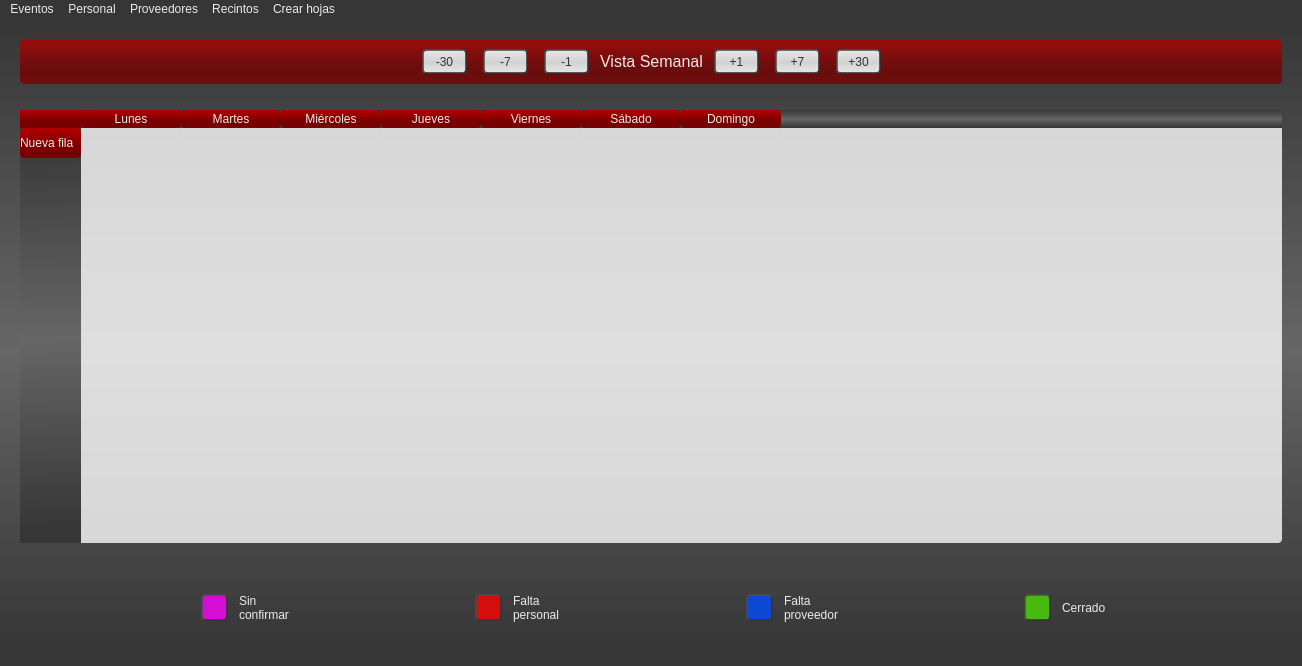
Aleph1981/elaleph, file elaleph/menuprincipal_ui.ui: the form before one commit.
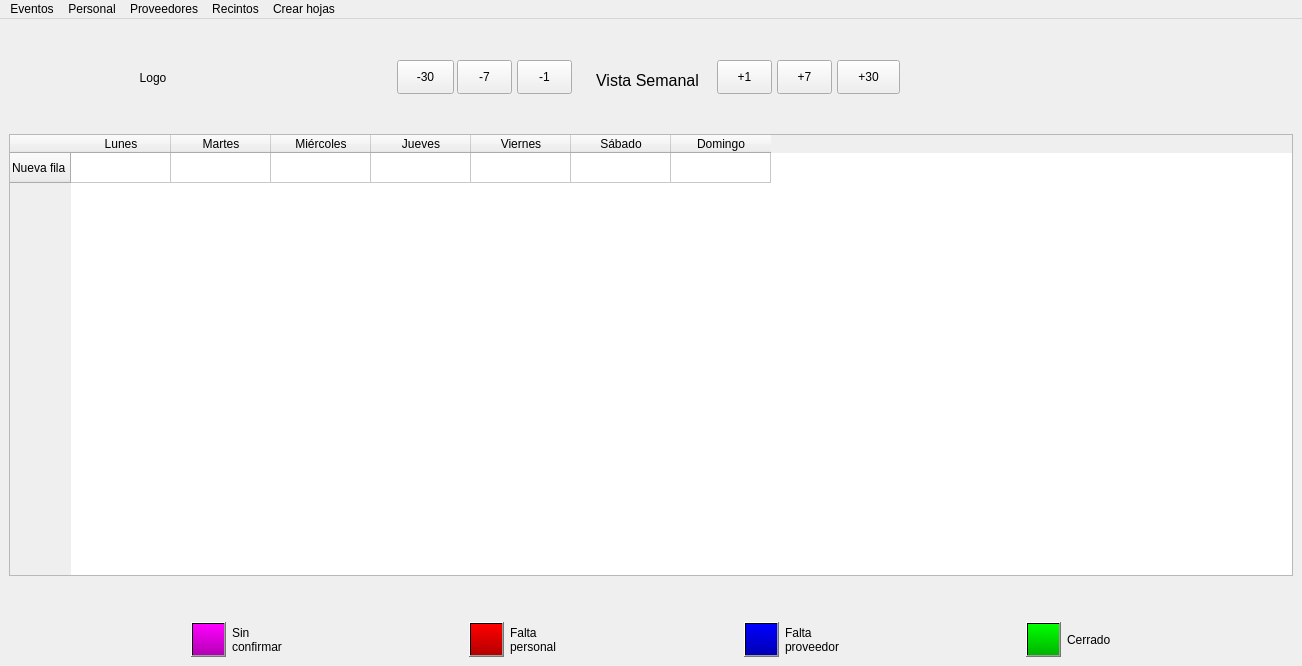
The form after the commit.

Diff of the .ui file:
```diff
--- a/elaleph/menuprincipal_ui.ui
+++ b/elaleph/menuprincipal_ui.ui
@@ -41,69 +41,315 @@
    <bool>false</bool>
   </property>
   <property name="styleSheet">
-   <string notr="true">
-QWidget{
-font:  10pt &quot;EmojiOne Color&quot;;
-color: rgb(235, 235, 235);
-background-color: qlineargradient(spread:pad, x1:0.497512, y1:0, x2:0.502, y2:1, stop:0 rgba(54, 54, 54, 255), stop:0.507463 rgba(102, 102, 102, 255), stop:0.970149 rgba(54, 54, 54, 255));}
-
-
-QWidget#widgetCal{background-color: qlineargradient(spread:pad, x1:0.522, y1:0.932, x2:0.518, y2:0, stop:0.318408 rgba(120, 0, 0, 200), stop:1 rgba(180, 0, 0, 200));border-radius:4px}
-
-QMenuBar{background-color: rgba(54,54,54,255)}
-
-QMenu::item:selected,QMenuBar::item::selected{background-color: qlineargradient(spread:pad, x1:0.522, y1:0.932, x2:0.518, y2:0, stop:0.318408 rgba(120, 0, 0, 200), stop:1 rgba(180, 0, 0, 200));border-radius:4px}
-
-QLineEdit,QPlainTextEdit,QTableWidget {background-color: rgba(255, 255, 255, 200);
-color: rgb(0,0,0);border-radius: 4px}
-
-QLabel{ background-color: rgba(255, 255, 255, 0);}
-
-QHeaderView::section,QHeaderview{background-color: qlineargradient(spread:pad, x1:0.522, y1:0.932, x2:0.518, y2:0, stop:0.318408 rgba(120, 0, 0, 255), stop:1 rgba(180, 0, 0, 255));border-radius:4px}
-
-QTableView QTableCornerButton::section{background-color: qlineargradient(spread:pad, x1:0.522, y1:0.932, x2:0.518, y2:0, stop:0.318408 rgba(120, 0, 0, 255), stop:1 rgba(180, 0, 0, 255));;border-top-radius: 4px}
-
-QComboBox QAbstractItemView {
-    border: 2px solid darkgray;
-    selection-background-color: qlineargradient(spread:pad, x1:0.522, y1:0.932, x2:0.518, y2:0, stop:0.318408 rgba(120, 0, 0, 255), stop:1 rgba(180, 0, 0, 255));
-}
-
-
-QPushButton,QToolButton{background-color:qlineargradient(spread:pad, x1:0.497512, y1:0, x2:0.502, y2:1, stop:0.0298507 rgba(230, 230, 230, 255), stop:0.532338 rgba(210, 210, 210, 255), stop:1 rgba(230, 230, 230, 255));
-color: rgb(50,50,50); border-style: outset;border-radius: 4px;border-width: 2px;border-color: rgba(50,50,50,200);margin:5px;padding:2px}
-
-QPushButton:pressed{border-style: inset; }
-QPushButton:checked{background-color:rgba(0,125,255,80);border-style: inset; }
-
-QLabel#labelVista{font: 12pt;}
-QLabel#labelFechas{font: 12pt;}
-
-
-
-QTabBar::tab:selected {background-color: qlineargradient(spread:pad, x1:0.522, y1:0.932, x2:0.518, y2:0, stop:0.318408 rgba(120, 0, 0, 255), stop:1 rgba(180, 0, 0, 255));border:1px solid;border-color:rgb(255,255,255);border-radius:2px}
-QTabBar::tab:hover {background-color: qlineargradient(spread:pad, x1:0.522, y1:0.932, x2:0.518, y2:0, stop:0.318408 rgba(120, 0, 0, 100), stop:1 rgba(180, 0, 0, 100))}
-QTabBar::tab:!selected {margin-top: 2px;}
-QTabWidget::tab-bar {left: 5px;}
-QTabBar::tab {min-width: 12ex;
-    padding: 10px; padding-top:5px;padding-bottom:5px;}
-QWidget#qt_calendar_calendarview {background-color: rgb(200,200,200);color:rgb(0,0,0);alternate-background-color: rgb(150,0,0);}
-</string>
+   <string notr="true"/>
   </property>
   <widget class="QWidget" name="centralwidget">
-   <layout class="QGridLayout" name="gridLayout">
-    <property name="leftMargin">
-     <number>20</number>
-    </property>
-    <property name="topMargin">
-     <number>20</number>
-    </property>
-    <property name="rightMargin">
-     <number>20</number>
-    </property>
-    <property name="bottomMargin">
-     <number>40</number>
-    </property>
-    <item row="4" column="0">
+   <layout class="QVBoxLayout" name="verticalLayout">
+    <item>
+     <layout class="QHBoxLayout" name="horizontalLayout_3">
+      <item>
+       <widget class="QLabel" name="logo">
+        <property name="sizePolicy">
+         <sizepolicy hsizetype="Fixed" vsizetype="Preferred">
+          <horstretch>0</horstretch>
+          <verstretch>0</verstretch>
+         </sizepolicy>
+        </property>
+        <property name="minimumSize">
+         <size>
+          <width>200</width>
+          <height>100</height>
+         </size>
+        </property>
+        <property name="text">
+         <string>Logo</string>
+        </property>
+        <property name="alignment">
+         <set>Qt::AlignCenter</set>
+        </property>
+       </widget>
+      </item>
+      <item>
+       <spacer name="horizontalSpacer">
+        <property name="orientation">
+         <enum>Qt::Horizontal</enum>
+        </property>
+        <property name="sizeType">
+         <enum>QSizePolicy::Fixed</enum>
+        </property>
+        <property name="sizeHint" stdset="0">
+         <size>
+          <width>84</width>
+          <height>17</height>
+         </size>
+        </property>
+       </spacer>
+      </item>
+      <item>
+       <widget class="QWidget" name="widgetCal" native="true">
+        <property name="sizePolicy">
+         <sizepolicy hsizetype="Fixed" vsizetype="Fixed">
+          <horstretch>0</horstretch>
+          <verstretch>0</verstretch>
+         </sizepolicy>
+        </property>
+        <property name="minimumSize">
+         <size>
+          <width>526</width>
+          <height>56</height>
+         </size>
+        </property>
+        <widget class="QToolButton" name="buttonNext1">
+         <property name="geometry">
+          <rect>
+           <x>330</x>
+           <y>10</y>
+           <width>55</width>
+           <height>34</height>
+          </rect>
+         </property>
+         <property name="minimumSize">
+          <size>
+           <width>55</width>
+           <height>25</height>
+          </size>
+         </property>
+         <property name="text">
+          <string>+1</string>
+         </property>
+        </widget>
+        <widget class="QToolButton" name="buttonNext30">
+         <property name="geometry">
+          <rect>
+           <x>450</x>
+           <y>10</y>
+           <width>63</width>
+           <height>34</height>
+          </rect>
+         </property>
+         <property name="minimumSize">
+          <size>
+           <width>55</width>
+           <height>25</height>
+          </size>
+         </property>
+         <property name="text">
+          <string>+30</string>
+         </property>
+        </widget>
+        <widget class="QToolButton" name="buttonPrev7">
+         <property name="geometry">
+          <rect>
+           <x>70</x>
+           <y>10</y>
+           <width>55</width>
+           <height>34</height>
+          </rect>
+         </property>
+         <property name="minimumSize">
+          <size>
+           <width>55</width>
+           <height>25</height>
+          </size>
+         </property>
+         <property name="text">
+          <string>-7</string>
+         </property>
+        </widget>
+        <widget class="QToolButton" name="buttonPrev1">
+         <property name="geometry">
+          <rect>
+           <x>130</x>
+           <y>10</y>
+           <width>55</width>
+           <height>34</height>
+          </rect>
+         </property>
+         <property name="minimumSize">
+          <size>
+           <width>55</width>
+           <height>25</height>
+          </size>
+         </property>
+         <property name="text">
+          <string>-1</string>
+         </property>
+        </widget>
+        <widget class="QLabel" name="labelVista">
+         <property name="geometry">
+          <rect>
+           <x>190</x>
+           <y>10</y>
+           <width>141</width>
+           <height>41</height>
+          </rect>
+         </property>
+         <property name="styleSheet">
+          <string notr="true">font: 12pt;</string>
+         </property>
+         <property name="text">
+          <string>Vista Semanal</string>
+         </property>
+         <property name="alignment">
+          <set>Qt::AlignCenter</set>
+         </property>
+        </widget>
+        <widget class="QToolButton" name="buttonPrev30">
+         <property name="geometry">
+          <rect>
+           <x>10</x>
+           <y>10</y>
+           <width>57</width>
+           <height>34</height>
+          </rect>
+         </property>
+         <property name="minimumSize">
+          <size>
+           <width>55</width>
+           <height>25</height>
+          </size>
+         </property>
+         <property name="text">
+          <string>-30</string>
+         </property>
+        </widget>
+        <widget class="QToolButton" name="buttonNext7">
+         <property name="geometry">
+          <rect>
+           <x>390</x>
+           <y>10</y>
+           <width>55</width>
+           <height>34</height>
+          </rect>
+         </property>
+         <property name="minimumSize">
+          <size>
+           <width>55</width>
+           <height>25</height>
+          </size>
+         </property>
+         <property name="text">
+          <string>+7</string>
+         </property>
+        </widget>
+       </widget>
+      </item>
+      <item>
+       <spacer name="horizontalSpacer_2">
+        <property name="orientation">
+         <enum>Qt::Horizontal</enum>
+        </property>
+        <property name="sizeType">
+         <enum>QSizePolicy::Fixed</enum>
+        </property>
+        <property name="sizeHint" stdset="0">
+         <size>
+          <width>84</width>
+          <height>17</height>
+         </size>
+        </property>
+       </spacer>
+      </item>
+      <item>
+       <widget class="QLabel" name="logo_2">
+        <property name="sizePolicy">
+         <sizepolicy hsizetype="Fixed" vsizetype="Preferred">
+          <horstretch>0</horstretch>
+          <verstretch>0</verstretch>
+         </sizepolicy>
+        </property>
+        <property name="minimumSize">
+         <size>
+          <width>200</width>
+          <height>100</height>
+         </size>
+        </property>
+        <property name="text">
+         <string/>
+        </property>
+        <property name="alignment">
+         <set>Qt::AlignCenter</set>
+        </property>
+       </widget>
+      </item>
+     </layout>
+    </item>
+    <item>
+     <widget class="QTableWidget" name="tableWidget">
+      <property name="sizeIncrement">
+       <size>
+        <width>0</width>
+        <height>0</height>
+       </size>
+      </property>
+      <property name="styleSheet">
+       <string notr="true"/>
+      </property>
+      <property name="sizeAdjustPolicy">
+       <enum>QAbstractScrollArea::AdjustIgnored</enum>
+      </property>
+      <property name="selectionBehavior">
+       <enum>QAbstractItemView::SelectItems</enum>
+      </property>
+      <row>
+       <property name="text">
+        <string>Nueva fila</string>
+       </property>
+      </row>
+      <column>
+       <property name="text">
+        <string>Lunes</string>
+       </property>
+      </column>
+      <column>
+       <property name="text">
+        <string>Martes</string>
+       </property>
+      </column>
+      <column>
+       <property name="text">
+        <string>Miércoles</string>
+       </property>
+      </column>
+      <column>
+       <property name="text">
+        <string>Jueves</string>
+       </property>
+      </column>
+      <column>
+       <property name="text">
+        <string>Viernes</string>
+       </property>
+      </column>
+      <column>
+       <property name="text">
+        <string>Sábado</string>
+       </property>
+      </column>
+      <column>
+       <property name="text">
+        <string>Domingo</string>
+       </property>
+      </column>
+     </widget>
+    </item>
+    <item>
+     <spacer name="verticalSpacer">
+      <property name="orientation">
+       <enum>Qt::Vertical</enum>
+      </property>
+      <property name="sizeType">
+       <enum>QSizePolicy::Fixed</enum>
+      </property>
+      <property name="sizeHint" stdset="0">
+       <size>
+        <width>20</width>
+        <height>40</height>
+       </size>
+      </property>
+     </spacer>
+    </item>
+    <item>
      <layout class="QHBoxLayout" name="horizontalLayout_2">
       <property name="leftMargin">
        <number>0</number>
@@ -130,7 +376,7 @@
          </size>
         </property>
         <property name="styleSheet">
-         <string notr="true">background-color: rgba(255, 0, 255,200);</string>
+         <string notr="true">background-color: qlineargradient(spread:pad, x1:0.562, y1:0, x2:0.522, y2:1, stop:0 rgba(255, 0, 255, 255), stop:1 rgba(180, 0, 180, 255));</string>
         </property>
         <property name="text">
          <string/>
@@ -167,7 +413,7 @@
          </size>
         </property>
         <property name="styleSheet">
-         <string notr="true">background-color: rgba(255, 0, 0,200);</string>
+         <string notr="true">background-color: qlineargradient(spread:pad, x1:0.562, y1:0, x2:0.522, y2:1, stop:0 rgba(255, 0, 0, 255), stop:1 rgba(180, 0, 0, 255));</string>
         </property>
         <property name="text">
          <string/>
@@ -204,7 +450,7 @@
          </size>
         </property>
         <property name="styleSheet">
-         <string notr="true">background-color: rgba(0, 75, 255,200);</string>
+         <string notr="true">background-color: qlineargradient(spread:pad, x1:0.562, y1:0, x2:0.522, y2:1, stop:0 rgba(0, 0, 255, 255), stop:1 rgba(0, 0, 180, 255));</string>
         </property>
         <property name="text">
          <string/>
@@ -241,7 +487,7 @@
          </size>
         </property>
         <property name="styleSheet">
-         <string notr="true">background-color: rgba(74, 222, 0,200);</string>
+         <string notr="true">background-color: qlineargradient(spread:pad, x1:0.562, y1:0, x2:0.522, y2:1, stop:0 rgba(0, 255, 0, 255), stop:1 rgba(0, 180, 0, 255));</string>
         </property>
         <property name="text">
          <string/>
@@ -270,261 +516,6 @@
       </item>
      </layout>
     </item>
-    <item row="3" column="0">
-     <spacer name="verticalSpacer">
-      <property name="orientation">
-       <enum>Qt::Vertical</enum>
-      </property>
-      <property name="sizeType">
-       <enum>QSizePolicy::Fixed</enum>
-      </property>
-      <property name="sizeHint" stdset="0">
-       <size>
-        <width>20</width>
-        <height>40</height>
-       </size>
-      </property>
-     </spacer>
-    </item>
-    <item row="2" column="0">
-     <layout class="QVBoxLayout" name="verticalLayout">
-      <property name="spacing">
-       <number>7</number>
-      </property>
-      <property name="sizeConstraint">
-       <enum>QLayout::SetMaximumSize</enum>
-      </property>
-      <item>
-       <layout class="QHBoxLayout" name="horizontalLayout"/>
-      </item>
-      <item>
-       <widget class="QTableWidget" name="tableWidget">
-        <property name="sizeIncrement">
-         <size>
-          <width>0</width>
-          <height>0</height>
-         </size>
-        </property>
-        <property name="styleSheet">
-         <string notr="true"/>
-        </property>
-        <property name="sizeAdjustPolicy">
-         <enum>QAbstractScrollArea::AdjustIgnored</enum>
-        </property>
-        <property name="selectionBehavior">
-         <enum>QAbstractItemView::SelectItems</enum>
-        </property>
-        <row>
-         <property name="text">
-          <string>Nueva fila</string>
-         </property>
-        </row>
-        <column>
-         <property name="text">
-          <string>Lunes</string>
-         </property>
-        </column>
-        <column>
-         <property name="text">
-          <string>Martes</string>
-         </property>
-        </column>
-        <column>
-         <property name="text">
-          <string>Miércoles</string>
-         </property>
-        </column>
-        <column>
-         <property name="text">
-          <string>Jueves</string>
-         </property>
-        </column>
-        <column>
-         <property name="text">
-          <string>Viernes</string>
-         </property>
-        </column>
-        <column>
-         <property name="text">
-          <string>Sábado</string>
-         </property>
-        </column>
-        <column>
-         <property name="text">
-          <string>Domingo</string>
-         </property>
-        </column>
-       </widget>
-      </item>
-     </layout>
-    </item>
-    <item row="0" column="0">
-     <widget class="QWidget" name="widgetCal" native="true">
-      <property name="sizePolicy">
-       <sizepolicy hsizetype="MinimumExpanding" vsizetype="Minimum">
-        <horstretch>0</horstretch>
-        <verstretch>0</verstretch>
-       </sizepolicy>
-      </property>
-      <property name="minimumSize">
-       <size>
-        <width>0</width>
-        <height>30</height>
-       </size>
-      </property>
-      <layout class="QGridLayout" name="gridLayout_2">
-       <property name="leftMargin">
-        <number>5</number>
-       </property>
-       <property name="topMargin">
-        <number>5</number>
-       </property>
-       <property name="rightMargin">
-        <number>5</number>
-       </property>
-       <property name="bottomMargin">
-        <number>5</number>
-       </property>
-       <item row="0" column="0">
-        <layout class="QHBoxLayout" name="horizontalLayout_5">
-         <item>
-          <spacer name="horizontalSpacer">
-           <property name="orientation">
-            <enum>Qt::Horizontal</enum>
-           </property>
-           <property name="sizeHint" stdset="0">
-            <size>
-             <width>40</width>
-             <height>20</height>
-            </size>
-           </property>
-          </spacer>
-         </item>
-         <item>
-          <widget class="QToolButton" name="buttonPrev30">
-           <property name="minimumSize">
-            <size>
-             <width>55</width>
-             <height>35</height>
-            </size>
-           </property>
-           <property name="text">
-            <string>-30</string>
-           </property>
-          </widget>
-         </item>
-         <item>
-          <widget class="QToolButton" name="buttonPrev7">
-           <property name="minimumSize">
-            <size>
-             <width>55</width>
-             <height>35</height>
-            </size>
-           </property>
-           <property name="text">
-            <string>-7</string>
-           </property>
-          </widget>
-         </item>
-         <item>
-          <widget class="QToolButton" name="buttonPrev1">
-           <property name="minimumSize">
-            <size>
-             <width>55</width>
-             <height>35</height>
-            </size>
-           </property>
-           <property name="text">
-            <string>-1</string>
-           </property>
-          </widget>
-         </item>
-         <item>
-          <widget class="QLabel" name="labelVista">
-           <property name="styleSheet">
-            <string notr="true"/>
-           </property>
-           <property name="text">
-            <string>Vista Semanal</string>
-           </property>
-           <property name="alignment">
-            <set>Qt::AlignCenter</set>
-           </property>
-          </widget>
-         </item>
-         <item>
-          <widget class="QToolButton" name="buttonNext1">
-           <property name="minimumSize">
-            <size>
-             <width>55</width>
-             <height>35</height>
-            </size>
-           </property>
-           <property name="text">
-            <string>+1</string>
-           </property>
-          </widget>
-         </item>
-         <item>
-          <widget class="QToolButton" name="buttonNext7">
-           <property name="minimumSize">
-            <size>
-             <width>55</width>
-             <height>35</height>
-            </size>
-           </property>
-           <property name="text">
-            <string>+7</string>
-           </property>
-          </widget>
-         </item>
-         <item>
-          <widget class="QToolButton" name="buttonNext30">
-           <property name="minimumSize">
-            <size>
-             <width>55</width>
-             <height>35</height>
-            </size>
-           </property>
-           <property name="text">
-            <string>+30</string>
-           </property>
-          </widget>
-         </item>
-         <item>
-          <spacer name="horizontalSpacer_2">
-           <property name="orientation">
-            <enum>Qt::Horizontal</enum>
-           </property>
-           <property name="sizeHint" stdset="0">
-            <size>
-             <width>40</width>
-             <height>20</height>
-            </size>
-           </property>
-          </spacer>
-         </item>
-        </layout>
-       </item>
-      </layout>
-     </widget>
-    </item>
-    <item row="1" column="0">
-     <spacer name="verticalSpacer_2">
-      <property name="orientation">
-       <enum>Qt::Vertical</enum>
-      </property>
-      <property name="sizeType">
-       <enum>QSizePolicy::Fixed</enum>
-      </property>
-      <property name="sizeHint" stdset="0">
-       <size>
-        <width>20</width>
-        <height>20</height>
-       </size>
-      </property>
-     </spacer>
-    </item>
    </layout>
   </widget>
   <widget class="QMenuBar" name="menubar">
@@ -533,7 +524,7 @@
      <x>0</x>
      <y>0</y>
      <width>1302</width>
-     <height>27</height>
+     <height>26</height>
     </rect>
    </property>
    <property name="defaultUp">
```
Left out of the diff: 2 changed lines with no effect on the pictures.
